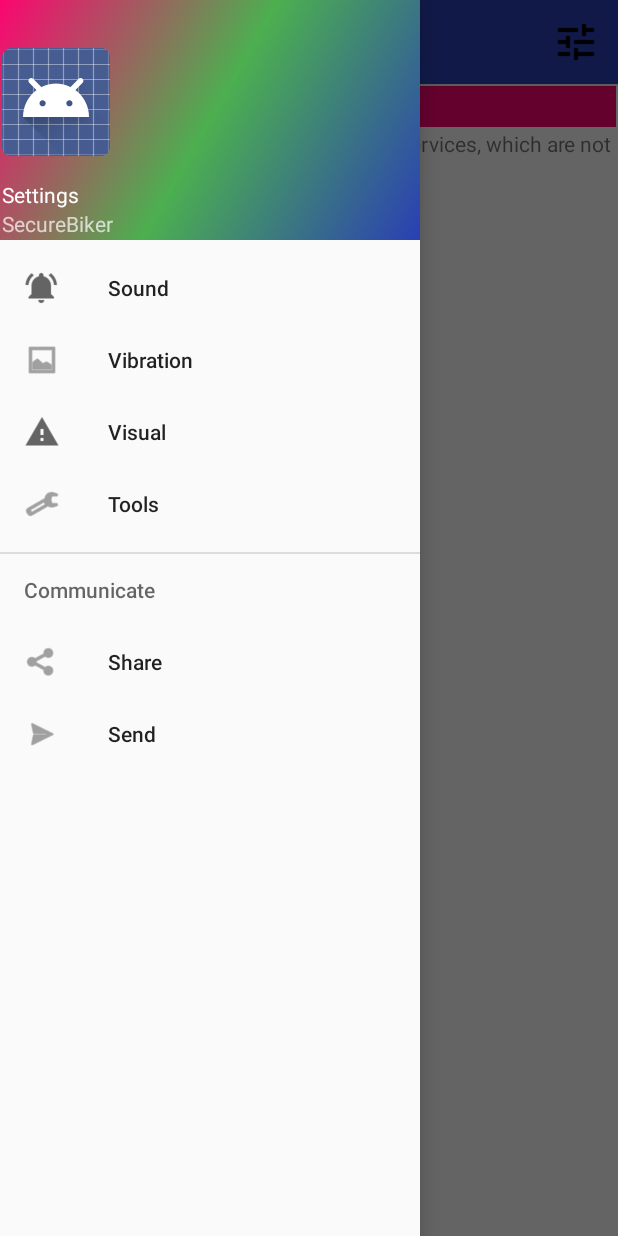
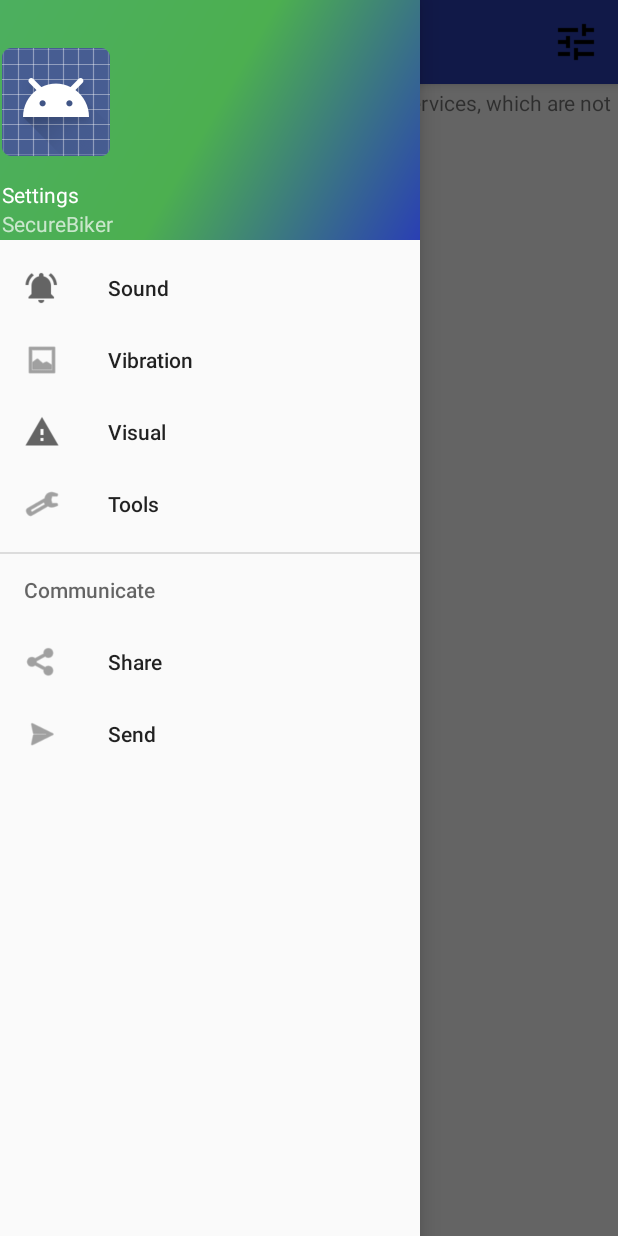
Before and after one commit to AndyWand/SecureBiker, an Android app: the screen it shows after launch (MainActivity), with the side drawer open, on a phone screen of 412 x 824 dp. Run offline under Robolectric (Android 15) with nearby library versions, the phone set to English and light mode, and no system bars.

Commit message:
now with custom Icon and translated strings

```diff
--- a/app/src/main/AndroidManifest.xml
+++ b/app/src/main/AndroidManifest.xml
@@ -21,7 +21,7 @@
 
     <application
         android:allowBackup="true"
-        android:icon="@mipmap/ic_launcher"
+        android:icon="@drawable/ic_directions_bike_black_48dp"
         android:label="@string/app_name"
         android:supportsRtl="true"
         android:theme="@style/AppTheme" >
--- a/app/src/main/java/com/example/andreas/securebiker/Listener/PreferenceChangeListener.java
+++ b/app/src/main/java/com/example/andreas/securebiker/Listener/PreferenceChangeListener.java
@@ -31,7 +31,7 @@ public class PreferenceChangeListener implements SharedPreferences.OnSharedPrefe
         if (key.equals(AllPreferencesFragment.KEY_FENCES_RADIUS)) {
             Preference radiusPref = prefActivity.findPreference(key);
             int radius = sharedPreferences.getInt(AllPreferencesFragment.KEY_FENCES_RADIUS, 50)+50;
-            radiusPref.setSummary(prefActivity.getString(R.string.settings_summary).replace("$1", "" + radius));
+            radiusPref.setSummary(prefActivity.getString(R.string.settings_summary).replace("$1", "" + radius)+prefActivity.getString(R.string.settings_unit));
         }
 
         if (key.equals(AllPreferencesFragment.KEY_ALARMDIALOGTIMER)) {
--- a/app/src/main/java/com/example/andreas/securebiker/MainActivity.java
+++ b/app/src/main/java/com/example/andreas/securebiker/MainActivity.java
@@ -253,8 +253,8 @@ public class MainActivity extends AppCompatActivity
      */
     private void checkSettingsUpdate(int gR, boolean kSO) {
         if (gR != geofenceRadius) {
-            TextView tV = (TextView) findViewById(R.id.dist_text);
-            tV.setText(Integer.toString(gR) + " " + Integer.toString(geofenceRadius));
+            //TextView tV = (TextView) findViewById(R.id.dist_text);
+            //tV.setText(Integer.toString(gR) + " " + Integer.toString(geofenceRadius));
             getGeofenceID();
             removeGeofences(); // removing current geofences
             registerGeofences(); // re-registering geofences
--- a/app/src/main/java/com/example/andreas/securebiker/SettingsActivity.java
+++ b/app/src/main/java/com/example/andreas/securebiker/SettingsActivity.java
@@ -75,7 +75,7 @@ public class SettingsActivity extends PreferenceActivity {
         //Summary of Fences-Radius
         Preference radiusPref = this.findPreference(AllPreferencesFragment.KEY_FENCES_RADIUS);
         int radius = sharedPreferences.getInt(AllPreferencesFragment.KEY_FENCES_RADIUS, 50) + 50;
-        radiusPref.setSummary(this.getString(R.string.settings_summary).replace("$1", "" + radius));
+        radiusPref.setSummary(this.getString(R.string.settings_summary).replace("$1", "" + radius)+this.getString(R.string.settings_unit));
 
         //Summary of Alarm-Timer
         Preference alarmTimerPref = this.findPreference(AllPreferencesFragment.KEY_ALARMDIALOGTIMER);
--- a/app/src/main/res/layout/content_map.xml
+++ b/app/src/main/res/layout/content_map.xml
@@ -13,7 +13,7 @@
     tools:context="com.example.andreas.securebiker.MainActivity"
     tools:showIn="@layout/app_bar_map"
     android:weightSum="1">
-
+<!--
     <LinearLayout
         android:layout_width="match_parent"
         android:layout_height="wrap_content"
@@ -40,7 +40,7 @@
             android:textStyle="bold"
             />
     </LinearLayout>
-
+-->
     <fragment
         xmlns:android="http://schemas.android.com/apk/res/android"
         xmlns:tools="http://schemas.android.com/tools"
--- a/app/src/main/res/values/colors.xml
+++ b/app/src/main/res/values/colors.xml
@@ -7,7 +7,7 @@
     <color name="primary_text_default_material_light">#000000</color>
     <color name="side_nav_bar_startColor">@color/colorPrimary</color>
     <color name="side_nav_bar_centerColor">#4CAF50</color>
-    <color name="side_nav_bar_endColor">@color/TextfieldBackground</color>
+    <color name="side_nav_bar_endColor">#4CAF5F</color>
 
     <!-- Default values for sidebar color
     <color name="side_nav_bar_startColor">#81C784</color>
```
Also changed, not shown: app/src/main/res/drawable/ic_directions_bike_black_48dp.png (added), 1 other file.
